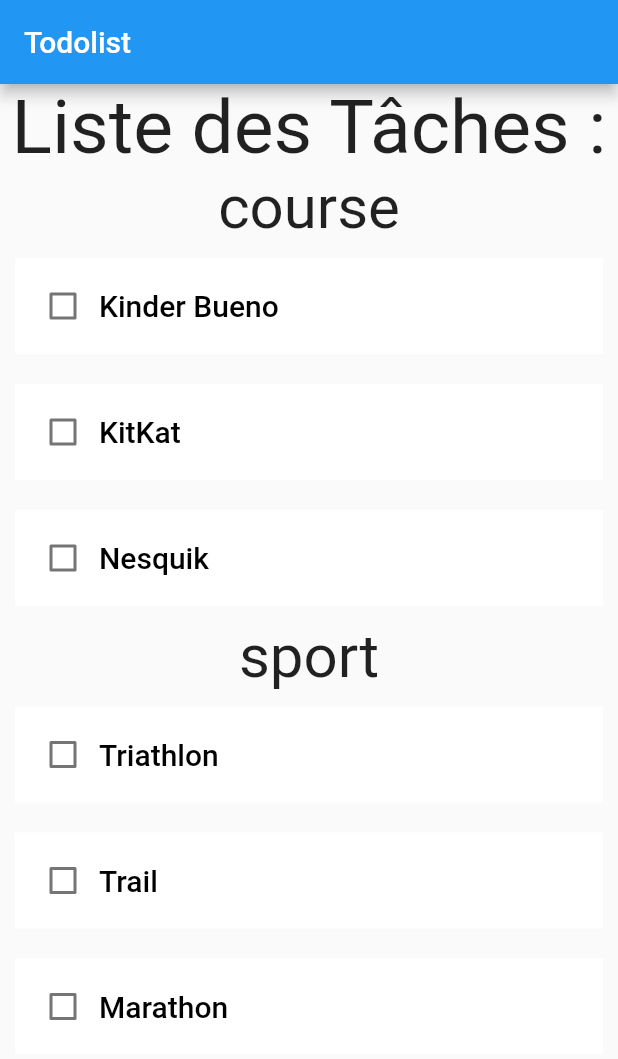
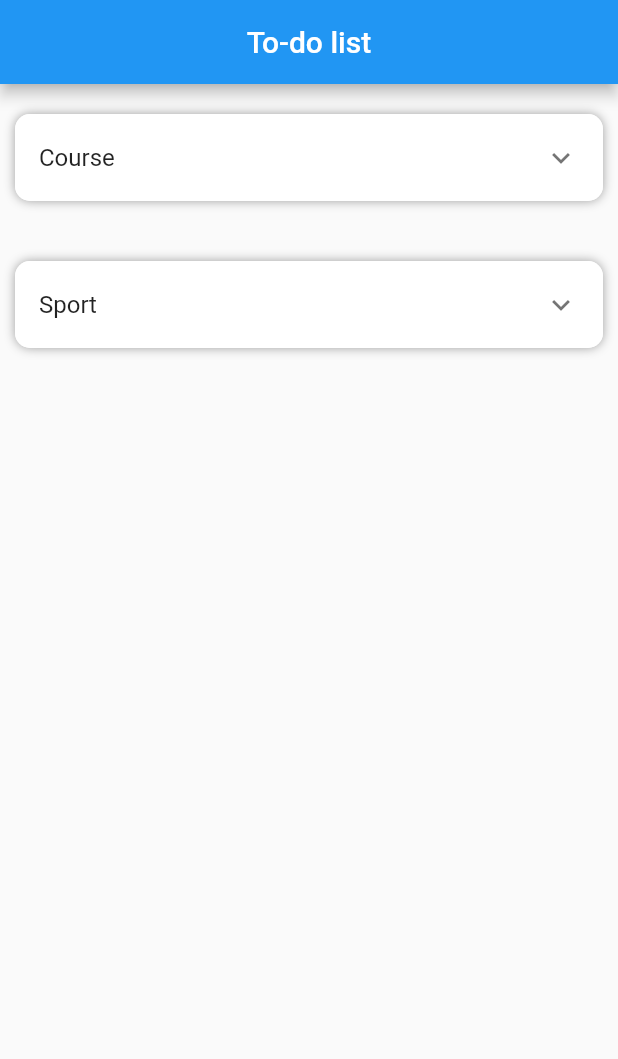
Before and after one commit to Kero3333/todolist, a Flutter app: the screen it shows after launch, on a phone screen of 412 x 824 dp. Shown: the top 1059 px of the screen. Run offline on Flutter 3.47's test engine with Material 2 defaults, Android fonts, the phone set to English and light mode, and no system bars.

Commit message:
updates / expansionTitle

```diff
--- a/lib/class/course.dart
+++ b/lib/class/course.dart
@@ -1,6 +1,6 @@
-import 'tache.dart';
+import 'task.dart';
 
-class Course extends Tache {
+class Course extends Task {
   int quantity = 0;
   Course(String name, this.quantity) : super(name, Theme.course);
 
@@ -10,14 +10,4 @@ class Course extends Tache {
   }
 
   get getQuantity => quantity;
-
-  @override
-  void toChecked() {
-    isChecked = true;
-  }
-
-  @override
-  void toUnchecked() {
-    isChecked = false;
-  }
 }
--- a/lib/class/sport.dart
+++ b/lib/class/sport.dart
@@ -1,6 +1,6 @@
-import 'tache.dart';
+import 'task.dart';
 
-class Sport extends Tache {
+class Sport extends Task {
   Duration? time;
 
   Sport(String name, this.time) : super(name, Theme.sport);
@@ -9,14 +9,4 @@ class Sport extends Tache {
   String toString() {
     return "$name";
   }
-
-  @override
-  void toChecked() {
-    isChecked = true;
-  }
-
-  @override
-  void toUnchecked() {
-    isChecked = false;
-  }
 }
--- a/lib/class/tache.dart
+++ b/lib/class/task.dart
@@ -2,22 +2,21 @@
 
 enum Theme { course, sport, travail }
 
-abstract class Tache {
+abstract class Task {
   String? name;
   bool isChecked = false;
   Theme? theme;
 
-  Tache(this.name, this.theme);
+  Task(this.name, this.theme);
 
   @override
   String toString();
-  void toChecked();
-  void toUnchecked();
   get getTheme => "$theme".split('.')[1];
   get getName => "$name";
+  set setChecked(bool value) => isChecked = value;
 }
 
-// class Course extends Tache {
+// class Course extends Task {
 //   int quantity = 0;
 //   Course(String name, this.quantity) : super(name, Theme.course);
 
@@ -37,7 +36,7 @@ abstract class Tache {
 //   }
 // }
 
-// class Sport extends Tache {
+// class Sport extends Task {
 //   Duration? time;
 
 //   Sport(String name, this.time) : super(name, Theme.sport);
@@ -58,7 +57,7 @@ abstract class Tache {
 //   }
 // }
 
-// class Travail extends Tache {
+// class Travail extends Task {
 //   Travail(String name) : super(name, Theme.travail);
 
 //   @override
@@ -77,7 +76,7 @@ abstract class Tache {
 //   }
 // }
 
-// Map getMapOfTaskSorted(List<Tache> listTask) {
+// Map getMapOfTaskSorted(List<Task> listTask) {
 //   Map listeTaskPerCategory = {};
 //   listTask.forEach((el) {
 //     if (!listeTaskPerCategory.containsKey(el.getTheme)) {
@@ -99,31 +98,31 @@ abstract class Tache {
 //   });
 // }
 
-// void randomChecked(List<Tache> listTask) {
+// void randomChecked(List<Task> listTask) {
 //   listTask.forEach((element) {
 //     if (Random().nextBool()) element.toChecked();
 //   });
 // }
 
 // void main(List<String> arguments) {
-//   List<Tache> listeTache = [];
+//   List<Task> listeTask = [];
 //   Course kinder = Course("Kinder Bueno", 2);
-//   listeTache.add(kinder);
+//   listeTask.add(kinder);
 //   kinder.toChecked();
 //   kinder.toUnchecked();
 //   Sport triathlon = Sport("Triathlon", Duration(minutes: 40));
-//   listeTache.add(triathlon);
-//   listeTache.add(Course("KitKat", 5));
-//   listeTache.add(Sport("Trail", Duration(hours: 2)));
-//   listeTache.add(Course("Nesquik", 4));
-//   listeTache.add(Course("Mars", 1));
-//   listeTache.add(Course("Twix", 3));
-//   listeTache.add(Sport("Marathon", Duration(hours: 6)));
-//   listeTache.add(Course("Bounty", 5));
+//   listeTask.add(triathlon);
+//   listeTask.add(Course("KitKat", 5));
+//   listeTask.add(Sport("Trail", Duration(hours: 2)));
+//   listeTask.add(Course("Nesquik", 4));
+//   listeTask.add(Course("Mars", 1));
+//   listeTask.add(Course("Twix", 3));
+//   listeTask.add(Sport("Marathon", Duration(hours: 6)));
+//   listeTask.add(Course("Bounty", 5));
 
-//   randomChecked(listeTache);
+//   randomChecked(listeTask);
 
-//   Map listeTacheParCategory = getMapOfTaskSorted(listeTache);
+//   Map listeTaskParCategory = getMapOfTaskSorted(listeTask);
 
-//   displayTasks(listeTacheParCategory, 3);
+//   displayTasks(listeTaskParCategory, 3);
 // }
--- a/lib/class/travail.dart
+++ b/lib/class/travail.dart
@@ -1,20 +1,10 @@
-import 'tache.dart';
+import 'task.dart';
 
-class Travail extends Tache {
+class Travail extends Task {
   Travail(String name) : super(name, Theme.travail);
 
   @override
   String toString() {
     return "$name ---- ${isChecked ? '🗹' : '☐'}";
   }
-
-  @override
-  void toChecked() {
-    isChecked = true;
-  }
-
-  @override
-  void toUnchecked() {
-    isChecked = false;
-  }
 }
--- a/lib/widgets/my_home_page.dart
+++ b/lib/widgets/my_home_page.dart
@@ -1,7 +1,7 @@
 import 'package:flutter/material.dart';
 import 'package:todolist/class/course.dart';
 import 'package:todolist/class/sport.dart';
-import 'package:todolist/class/tache.dart';
+import 'package:todolist/class/task.dart';
 
 class MyHomePage extends StatefulWidget {
   const MyHomePage({Key? key, required this.title}) : super(key: key);
@@ -12,15 +12,33 @@ class MyHomePage extends StatefulWidget {
 }
 
 class _MyHomePage extends State<MyHomePage> {
+  List<Task> taskList = [];
+
+  @override
+  void initState() {
+    Course kinder = Course("Kinder Bueno", 2);
+    taskList.add(kinder);
+    Sport triathlon = Sport("Triathlon", Duration(minutes: 40));
+    taskList.add(triathlon);
+    taskList.add(Course("KitKat", 5));
+    taskList.add(Sport("Trail", Duration(hours: 2)));
+    taskList.add(Course("Nesquik", 4));
+    taskList.add(Course("Mars", 1));
+    taskList.add(Course("Twix", 3));
+    taskList.add(Sport("Marathon", Duration(hours: 6)));
+    taskList.add(Course("Bounty", 5));
+    super.initState();
+  }
+
   // to sorted the list
-  Map<dynamic, List<Tache>> getMapOfTaskSorted(List<Tache> listTask) {
-    Map<dynamic, List<Tache>> listTaskPerCategory = {};
-    listTask.forEach((el) {
+  Map<dynamic, List<Task>> getMapOfTaskSorted(List<Task> listTask) {
+    Map<dynamic, List<Task>> listTaskPerCategory = {};
+    for (var el in listTask) {
       if (!listTaskPerCategory.containsKey(el.getTheme)) {
         listTaskPerCategory[el.getTheme] = [];
       }
       listTaskPerCategory[el.getTheme]?.add(el);
-    });
+    }
     return listTaskPerCategory;
   }
 
@@ -31,31 +49,31 @@ class _MyHomePage extends State<MyHomePage> {
     print(boolTest);
   }
 
-  Column displayTasks(List<Tache> listTask, [int nbToDisplay = 3]) {
+  Column displayTasks(List<Task> listTask, [int nbToDisplay = 3]) {
     Column listTasks =
         Column(mainAxisAlignment: MainAxisAlignment.spaceBetween, children: []);
-    Map<dynamic, List<Tache>> listTaskPerCategory =
-        getMapOfTaskSorted(listTask);
+    Map<dynamic, List<Task>> listTaskPerCategory = getMapOfTaskSorted(listTask);
 
-    listTaskPerCategory.keys.forEach((element) {
+    for (var element in listTaskPerCategory.keys) {
       List<Widget> listTasksChildren = [];
       for (int i = 0; i < nbToDisplay; i++) {
         if (listTaskPerCategory[element]!.length > i) {
-          bool isChecked = false;
           listTasksChildren.add(Container(
             margin: const EdgeInsets.all(10.0),
             width: double.maxFinite,
             color: const Color.fromARGB(255, 255, 255, 255),
-            child: TextButton(
-                onPressed: () => test2(),
             child: Row(
+              mainAxisAlignment: MainAxisAlignment.spaceBetween,
               children: [
                 Checkbox(
-                        value: isChecked,
-                        checkColor: const Color.fromARGB(255, 255, 1, 1),
+                    value: listTaskPerCategory[element]![i].isChecked,
+                    checkColor: Color.fromARGB(255, 255, 255, 255),
                     onChanged: (bool? value) {
                       setState(() {
-                            isChecked = value!;
+                        listTaskPerCategory[element]![i].setChecked =
+                            listTaskPerCategory[element]![i].isChecked
+                                ? false
+                                : true;
                       });
                     }),
                 Text(
@@ -64,57 +82,116 @@ class _MyHomePage extends State<MyHomePage> {
                       // backgroundColor: Colors.cyan,
                       ),
                 ),
+                IconButton(
+                  icon: const Icon(Icons.delete, size: 20, color: Colors.red),
+                  onPressed: () {
+                    setState(() {
+                      listTaskPerCategory[element]?.removeWhere((itemTask) =>
+                          listTaskPerCategory[element]![i] == itemTask);
+                    });
+                  },
+                ),
               ],
-                )),
+            ),
           ));
         }
       }
+      List categoryName = element.toString().split('');
+      String firstLetterCategoryName = categoryName[0].toString().toUpperCase();
+      categoryName.removeAt(0);
       listTasks.children.addAll([
-        Text(element, style: const TextStyle(fontSize: 40)),
-        Column(
-          mainAxisAlignment: MainAxisAlignment.spaceBetween,
+        Container(
+            // color: Colors.white,
+            margin: const EdgeInsets.only(
+                bottom: 20.0, top: 20.0, right: 10, left: 10),
+            decoration: BoxDecoration(
+              borderRadius: BorderRadius.circular(10),
+              color: Colors.white,
+              boxShadow: const [
+                BoxShadow(
+                    color: Colors.grey,
+                    blurRadius: 5,
+                    blurStyle: BlurStyle.outer)
+              ],
+            ),
+            child: (Column(
+              //   children: [
+              //   Text(
+              //     "$firstLetterCategoryName${categoryName.join()}",
+              //     style: const TextStyle(
+              //         fontSize: 40, decoration: TextDecoration.underline),
+              //   ),
+              //   Column(
+              //     mainAxisAlignment: MainAxisAlignment.spaceBetween,
+              //     children: listTasksChildren,
+              //   )
+              // ]
+
+              children: <Widget>[
+                ExpansionTile(
+                  title: Text("$firstLetterCategoryName${categoryName.join()}"),
+                  // subtitle: Text('Trailing expansion arrow icon'),
                   children: listTasksChildren,
-        )
+                ),
+              ],
+            )))
       ]);
-    });
+    }
     return listTasks;
   }
 
   Column _test() {
-    List<Tache> listeTache = [];
-    Course kinder = Course("Kinder Bueno", 2);
-    listeTache.add(kinder);
-    kinder.toChecked();
-    kinder.toUnchecked();
-    Sport triathlon = Sport("Triathlon", Duration(minutes: 40));
-    listeTache.add(triathlon);
-    listeTache.add(Course("KitKat", 5));
-    listeTache.add(Sport("Trail", Duration(hours: 2)));
-    listeTache.add(Course("Nesquik", 4));
-    listeTache.add(Course("Mars", 1));
-    listeTache.add(Course("Twix", 3));
-    listeTache.add(Sport("Marathon", Duration(hours: 6)));
-    listeTache.add(Course("Bounty", 5));
-
     return Column(
-      children: [displayTasks(listeTache, 3)],
+      children: [displayTasks(taskList, 4)],
     );
   }
+
+  // children: <Widget>[
+  //   const ExpansionTile(
+  //     title: Text('ExpansionTile 1'),
+  //     subtitle: Text('Trailing expansion arrow icon'),
+  //     children: <Widget>[
+  //       ListTile(title: Text('This is tile number 1')),
+  //     ],
+  //   ),
+  //   ExpansionTile(
+  //     title: const Text('ExpansionTile 2'),
+  //     subtitle: const Text('Custom expansion arrow icon'),
+  //     trailing: Icon(
+  //       _customTileExpanded
+  //           ? Icons.arrow_drop_down_circle
+  //           : Icons.arrow_drop_down,
+  //     ),
+  //     children: const <Widget>[
+  //       ListTile(title: Text('This is tile number 2')),
+  //     ],
+  //     onExpansionChanged: (bool expanded) {
+  //       setState(() => _customTileExpanded = expanded);
+  //     },
+  //   ),
+  //   const ExpansionTile(
+  //     title: Text('ExpansionTile 3'),
+  //     subtitle: Text('Leading expansion arrow icon'),
+  //     controlAffinity: ListTileControlAffinity.leading,
+  //     children: <Widget>[
+  //       ListTile(title: Text('This is tile number 3')),
+  //     ],
+  //   ),
+  // ],
 
   @override
   Widget build(BuildContext context) {
     return Scaffold(
       appBar: AppBar(
-        title: const Text("Todolist"),
+        title: const Text(
+          "To-do list",
+        ),
+        centerTitle: true,
       ),
       body: Center(
           child: (Column(
         mainAxisAlignment: MainAxisAlignment.start,
         children: [
-          const Text(
-            "Liste des Tâches :",
-            style: TextStyle(fontSize: 50),
-          ),
           _test(),
         ],
       ))),
```
Lines whose indentation alone changed are shown as unchanged.
